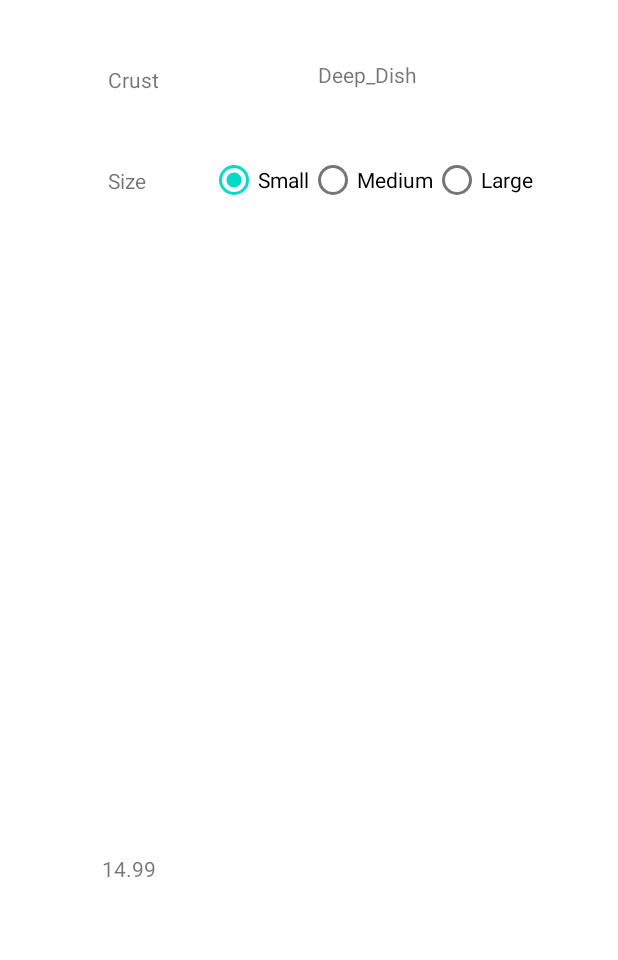
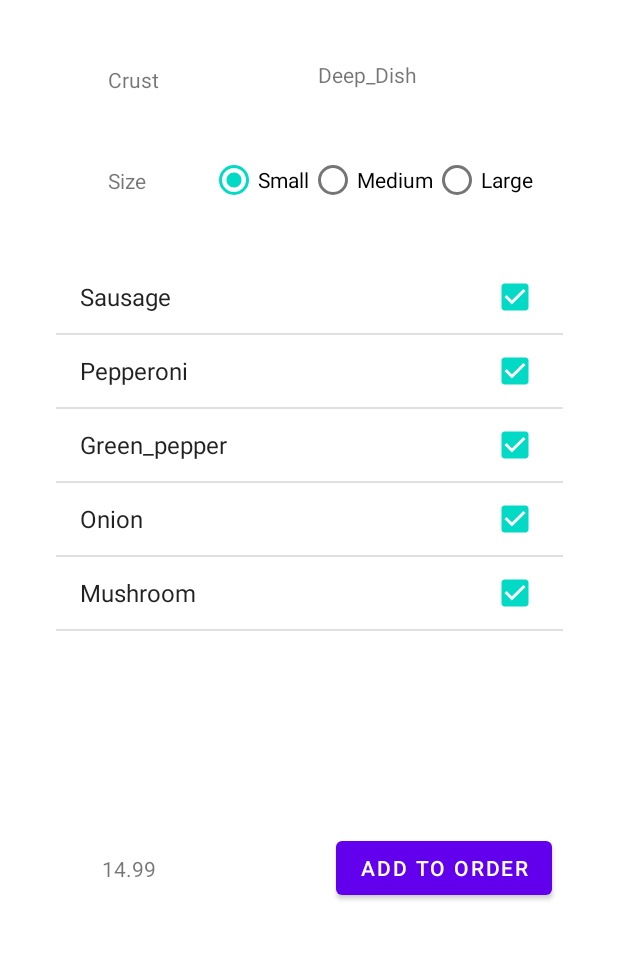
Before and after one commit to BBodajlo/Food-Ordering-App, an Android app: the ChicagoActivity screen opened directly, with no data from a screen before it, on a phone screen of 412 x 824 dp, the part 264-1224 px from its top. Run offline under Robolectric (Android 15) with nearby library versions, the phone set to English and light mode, and no system bars.

Commit message:
Finished Chicago Pizza

```diff
--- a/app/src/main/java/com/example/pizzaapp/ChicagoActivity.java
+++ b/app/src/main/java/com/example/pizzaapp/ChicagoActivity.java
@@ -1,9 +1,16 @@
 package com.example.pizzaapp;
 
 import android.os.Bundle;
+import android.util.SparseBooleanArray;
+import android.view.ActionMode;
+import android.view.Menu;
+import android.view.MenuItem;
 import android.view.View;
+import android.widget.AbsListView;
 import android.widget.AdapterView;
 import android.widget.ArrayAdapter;
+import android.widget.Button;
+import android.widget.ListView;
 import android.widget.RadioButton;
 import android.widget.RadioGroup;
 import android.widget.Spinner;
@@ -11,8 +18,11 @@ import android.widget.TextView;
 
 import androidx.appcompat.app.AppCompatActivity;
 
+import com.google.android.material.floatingactionbutton.FloatingActionButton;
+
 import org.w3c.dom.Text;
 
+import java.util.ArrayList;
 import java.util.EventListener;
 
 public class ChicagoActivity extends AppCompatActivity implements AdapterView.OnItemSelectedListener, RadioGroup.OnCheckedChangeListener{
@@ -27,6 +37,11 @@ public class ChicagoActivity extends AppCompatActivity implements AdapterView.On
     private RadioButton mediumSize;
     private RadioButton largeSize;
     private TextView priceText;
+    private ListView toppingsList;
+    private ArrayAdapter<Topping> toppingsArray;
+    private Button addPizzaButton;
+    private Order testOrder;
+
 
     @Override
     protected void onCreate(Bundle savedInstanceState) {
@@ -48,6 +63,27 @@ public class ChicagoActivity extends AppCompatActivity implements AdapterView.On
         smallSize.setChecked(true);
         priceText = findViewById(R.id.priceText);
         sizeGroup.setOnCheckedChangeListener(this);
+        toppingsArray = new ArrayAdapter<Topping>(this, android.R.layout.simple_list_item_multiple_choice, Topping.values());
+        toppingsList = findViewById(R.id.toppingsList);
+        toppingsList.setAdapter(toppingsArray);
+        toppingsList.setChoiceMode(ListView.CHOICE_MODE_MULTIPLE);
+        toppingsList.setOnItemClickListener(new AdapterView.OnItemClickListener() {
+            @Override
+            public void onItemClick(AdapterView<?> adapterView, View view, int i, long l) {
+                updateToppings();
+                updatePrice();
+            }
+        });
+
+        addPizzaButton = findViewById(R.id.addPizzaButton);
+        addPizzaButton.setOnClickListener(new View.OnClickListener() {
+            @Override
+            public void onClick(View view) {
+                addPizzaToOrder();
+            }
+        });
+        testOrder = new Order(1);
+
 
 
     }
@@ -64,18 +100,21 @@ public class ChicagoActivity extends AppCompatActivity implements AdapterView.On
             case 1:
                 currentPizza = chicagoPizza.createBBQChicken();
                 chicagoCrustText.setText(currentPizza.getCrust().toString());
+
                 break;
 
             case 0:
 
                 currentPizza = chicagoPizza.createDeluxe();
                 chicagoCrustText.setText(currentPizza.getCrust().toString());
+
                 break;
 
             case 2:
 
                 currentPizza = chicagoPizza.createMeatzza();
                 chicagoCrustText.setText(currentPizza.getCrust().toString());
+
                 break;
 
             case 3:
@@ -84,9 +123,36 @@ public class ChicagoActivity extends AppCompatActivity implements AdapterView.On
                 chicagoCrustText.setText(currentPizza.getCrust().toString());
                 break;
         }
+
+        handleToppingsList();
         updateSizePrice();
 
+        if(!(currentPizza instanceof BuildYourOwn))
+        {
+            toppingsList.setEnabled(false);
+        }
+        else{
+            toppingsList.setEnabled(true);
+        }
 
+
+
+    }
+
+    public void updateToppings()
+    {
+        if(currentPizza instanceof BuildYourOwn)
+        {
+            SparseBooleanArray itemsChecked = toppingsList.getCheckedItemPositions();
+
+            for(int i = 0; i < toppingsArray.getCount(); i++)
+            {
+                if(itemsChecked.get(i))
+                {
+                    currentPizza.add(toppingsArray.getItem(i));
+                }
+            }
+        }
     }
 
     public void updateSizePrice() {
@@ -132,4 +198,67 @@ public class ChicagoActivity extends AppCompatActivity implements AdapterView.On
 
 
     }
+
+    private void handleToppingsList()
+    {
+        toppingsList.clearChoices();
+        resetToppingArray();
+        if(!(currentPizza instanceof BuildYourOwn)) {
+        toppingsArray = new ArrayAdapter<Topping>(this, android.R.layout.simple_list_item_multiple_choice);
+        toppingsArray.addAll(currentPizza.getToppings());
+        toppingsList.setAdapter(toppingsArray);
+            for (int i = 0; i < toppingsArray.getCount(); i++) {
+                toppingsList.setItemChecked(i, true);
+            }
+        }
+        else
+        {
+            toppingsList.setAdapter(toppingsArray);
+        }
+
+
+    }
+
+    private void resetToppingArray()
+    {
+        toppingsArray = new ArrayAdapter<Topping>(this, android.R.layout.simple_list_item_multiple_choice, Topping.values());
+    }
+
+    public void addPizzaToOrder()
+    {
+        updateToppings();
+        ArrayList<Topping> tempToppings = currentPizza.getToppings();
+        Size tempSize = currentPizza.getSize();
+        Crust tempCrust = currentPizza.getCrust();
+        testOrder.add(currentPizza);
+        System.out.print(testOrder.toString());
+
+        if(currentPizza instanceof BuildYourOwn) {
+            currentPizza = chicagoPizza.createBuildYourOwn();
+            currentPizza.setSize(tempSize);
+            currentPizza.setCrust(tempCrust);
+            currentPizza.initializeToppings();
+            for (Topping t : tempToppings) {
+                currentPizza.add(t);
+            }
+        }
+        else if( currentPizza instanceof Meatzza)
+        {
+            currentPizza = chicagoPizza.createMeatzza();
+            currentPizza.setSize(tempSize);
+        }
+        else if( currentPizza instanceof BBQChicken)
+        {
+            currentPizza = chicagoPizza.createBBQChicken();
+            currentPizza.setSize(tempSize);
+        }
+        else if( currentPizza instanceof Deluxe)
+        {
+            currentPizza = chicagoPizza.createDeluxe();
+            currentPizza.setSize(tempSize);
+        }
+    }
+
+
+
 }
--- a/app/src/main/java/com/example/pizzaapp/Topping.java
+++ b/app/src/main/java/com/example/pizzaapp/Topping.java
@@ -1,4 +1,6 @@
 package com.example.pizzaapp;
+
+import android.widget.Adapter;
 
 /**
  * Enum to hold all the possible pizza toppings
--- a/app/src/main/res/layout/activity_chicago.xml
+++ b/app/src/main/res/layout/activity_chicago.xml
@@ -117,4 +117,29 @@
         app:layout_constraintTop_toBottomOf="@+id/textView12"
         app:layout_constraintVertical_bias="0.881" />
 
+    <ListView
+        android:id="@+id/toppingsList"
+        android:layout_width="338dp"
+        android:layout_height="363dp"
+        app:layout_constraintBottom_toTopOf="@+id/priceText"
+        app:layout_constraintEnd_toEndOf="parent"
+        app:layout_constraintStart_toStartOf="parent"
+        app:layout_constraintTop_toBottomOf="@+id/sizeGroup"
+        app:layout_constraintVertical_bias="0.479" />
+
+    <Button
+        android:id="@+id/addPizzaButton"
+        android:layout_width="wrap_content"
+        android:layout_height="wrap_content"
+        android:layout_marginTop="26dp"
+        android:layout_marginEnd="44dp"
+        android:onClick="addPizzaToOrder"
+        android:text="@string/add_to_order"
+        app:layout_constraintBottom_toBottomOf="@+id/priceText"
+        app:layout_constraintEnd_toEndOf="parent"
+        app:layout_constraintHorizontal_bias="1.0"
+        app:layout_constraintStart_toEndOf="@+id/priceText"
+        app:layout_constraintTop_toBottomOf="@+id/toppingsList"
+        app:layout_constraintVertical_bias="0.4" />
+
 </androidx.constraintlayout.widget.ConstraintLayout>
--- a/app/src/main/res/values/strings.xml
+++ b/app/src/main/res/values/strings.xml
@@ -16,4 +16,5 @@
     <string name="small">Small</string>
     <string name="medium">Medium</string>
     <string name="large">Large</string>
+    <string name="add_to_order">Add To Order</string>
 </resources>
```
